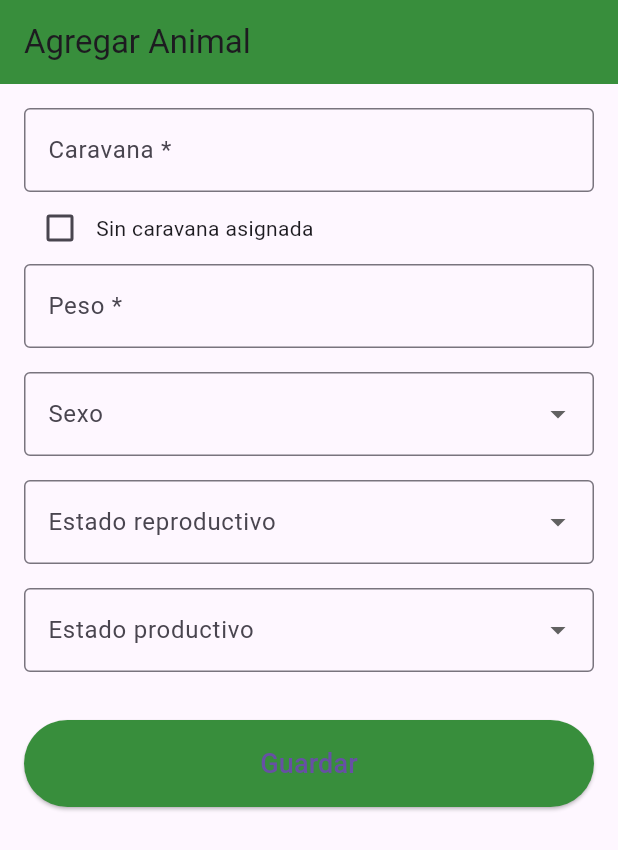
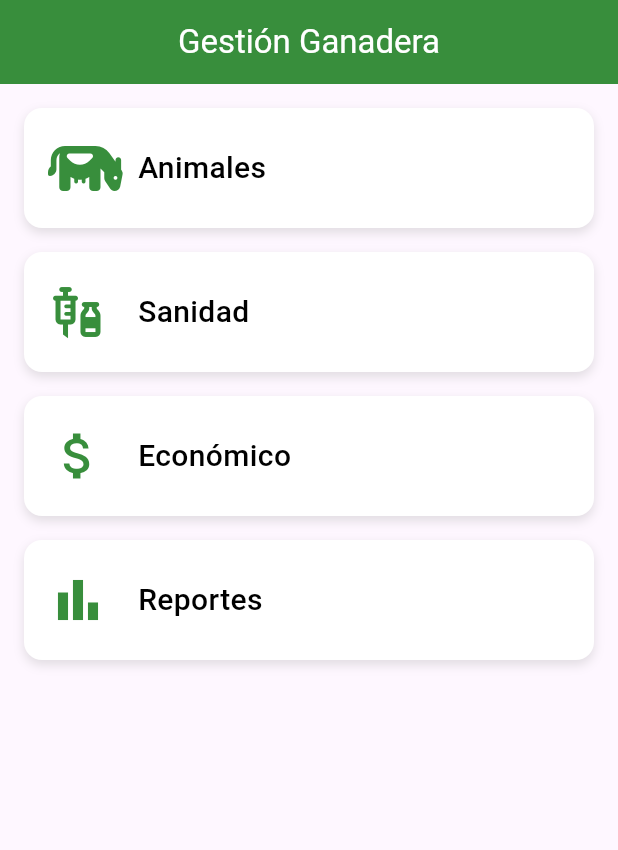
Before and after one commit to carosanchezz/GanaTech, a Flutter app: the screen it shows after launch, on a phone screen of 412 x 824 dp. Shown: the top 850 px of the screen. Run offline on Flutter 3.47's test engine with Material 3 defaults, Android fonts, the phone set to English and light mode, and no system bars; our stand-ins replace font_awesome_flutter.

Commit message:
Subo pantallas conectadas.

```diff
--- /dev/null
+++ b/lib/1_Inicio.dart
@@ -0,0 +1,120 @@
+import 'package:flutter/material.dart';
+import 'package:font_awesome_flutter/font_awesome_flutter.dart';
+import 'animales_page.dart'; // importamos la pantalla de animales
+
+class MenuPage extends StatefulWidget {
+  const MenuPage({super.key});
+
+  @override
+  State<MenuPage> createState() => _MenuPageState();
+}
+
+class _MenuPageState extends State<MenuPage> {
+  int _selectedIndex = -1; // -1 = ninguno seleccionado
+
+  @override
+  Widget build(BuildContext context) {
+    return Scaffold(
+      appBar: AppBar(
+        title: const Text(
+          "Gestión Ganadera",
+          style: TextStyle(color: Colors.white), // 👈 acá el color blanco
+        ),
+        backgroundColor: Colors.green[700],
+        centerTitle: true,
+      ),
+
+      body: Padding(
+        padding: const EdgeInsets.all(16.0),
+        child: Column(
+          crossAxisAlignment: CrossAxisAlignment.stretch,
+          children: [
+            _buildMenuButton(
+              index: 0,
+              icon: FontAwesomeIcons.cow,
+              label: "Animales",
+              onTap: () {
+                Navigator.push(
+                  context,
+                  MaterialPageRoute(builder: (_) => AnimalesScreen()),
+                );
+              },
+            ),
+            const SizedBox(height: 16),
+            _buildMenuButton(
+              index: 1,
+              icon: Icons.vaccines,
+              label: "Sanidad",
+              onTap: () {},
+            ),
+            const SizedBox(height: 16),
+            _buildMenuButton(
+              index: 2,
+              icon: Icons.attach_money,
+              label: "Económico",
+              onTap: () {},
+            ),
+            const SizedBox(height: 16),
+            _buildMenuButton(
+              index: 3,
+              icon: Icons.bar_chart,
+              label: "Reportes",
+              onTap: () {},
+            ),
+          ],
+        ),
+      ),
+    );
+  }
+
+  Widget _buildMenuButton({
+    required int index,
+    required IconData icon,
+    required String label,
+    required VoidCallback onTap,
+  }) {
+    final bool isSelected = _selectedIndex == index;
+
+    return InkWell(
+      borderRadius: BorderRadius.circular(12),
+      onTap: () {
+        setState(() {
+          _selectedIndex = index;
+        });
+        onTap();
+      },
+      child: Container(
+        padding: const EdgeInsets.symmetric(vertical: 20, horizontal: 16),
+        decoration: BoxDecoration(
+          color: isSelected ? Colors.green[700] : Colors.white,
+          borderRadius: BorderRadius.circular(12),
+          boxShadow: [
+            BoxShadow(
+              color: Colors.grey.withOpacity(0.3),
+              blurRadius: 5,
+              offset: const Offset(0, 3),
+            ),
+          ],
+        ),
+        child: Row(
+          children: [
+            Icon(
+              icon,
+              size: 40,
+              color: isSelected ? Colors.white : Colors.green[700],
+            ),
+            const SizedBox(width: 20),
+            Text(
+              label,
+              style: TextStyle(
+                fontSize: 20,
+                fontWeight: FontWeight.w500,
+                color: isSelected ? Colors.white : Colors.black,
+              ),
+            ),
+          ],
+        ),
+      ),
+    );
+  }
+}
--- a/lib/agregar_animal_page.dart
+++ b/lib/agregar_animal_page.dart
@@ -10,7 +10,6 @@ class AgregarAnimalPage extends StatefulWidget {
 class _AgregarAnimalPageState extends State<AgregarAnimalPage> {
   final _formKey = GlobalKey<FormState>();
 
-  // Controladores de texto
   final TextEditingController _caravanaController = TextEditingController();
   final TextEditingController _pesoController = TextEditingController();
 
@@ -20,7 +19,6 @@ class _AgregarAnimalPageState extends State<AgregarAnimalPage> {
   String? _estadoReproductivoSeleccionado;
   String? _estadoProductivoSeleccionado;
 
-  // Opciones temporales (se pueden modificar más adelante)
   final List<String> _sexos = ['Macho', 'Hembra'];
   final List<String> _estadosReproductivos = [
     'Seleccione',
@@ -39,8 +37,14 @@ class _AgregarAnimalPageState extends State<AgregarAnimalPage> {
   Widget build(BuildContext context) {
     return Scaffold(
       appBar: AppBar(
-        title: const Text('Agregar Animal'),
+        title: const Text(
+          'Agregar Animal',
+          style: TextStyle(color: Colors.white), // 👈 título blanco
+        ),
         backgroundColor: Colors.green[700],
+        iconTheme: const IconThemeData(
+          color: Colors.white, // 👈 flecha blanca
+        ),
       ),
       body: Padding(
         padding: const EdgeInsets.all(16.0),
@@ -51,9 +55,7 @@ class _AgregarAnimalPageState extends State<AgregarAnimalPage> {
               // Campo Caravana
               TextFormField(
                 controller: _caravanaController,
-                decoration: const InputDecoration(
-                  labelText: 'Caravana *',
-                ),
+                decoration: const InputDecoration(labelText: 'Caravana *'),
                 validator: (value) {
                   if (!_sinCaravana && (value == null || value.isEmpty)) {
                     return 'Ingrese un número de caravana';
@@ -77,79 +79,58 @@ class _AgregarAnimalPageState extends State<AgregarAnimalPage> {
                   const Text("Sin caravana asignada"),
                 ],
               ),
+
               // Campo Peso
               TextFormField(
                 controller: _pesoController,
-                decoration: const InputDecoration(
-                  labelText: 'Peso *',
-                ),
+                decoration: const InputDecoration(labelText: 'Peso *'),
                 keyboardType: TextInputType.number,
-                validator: (value) {
-                  if (value == null || value.isEmpty) {
-                    return 'Ingrese el peso del animal';
-                  }
-                  return null;
-                },
+                validator: (value) =>
+                    value == null || value.isEmpty ? 'Ingrese el peso' : null,
               ),
               const SizedBox(height: 16),
 
-              // Dropdown Sexo
+              // Dropdowns
               DropdownButtonFormField<String>(
                 value: _sexoSeleccionado,
                 decoration: const InputDecoration(labelText: 'Sexo'),
-                items: _sexos.map((sexo) {
-                  return DropdownMenuItem(
-                    value: sexo,
-                    child: Text(sexo),
-                  );
-                }).toList(),
-                onChanged: (value) {
-                  setState(() {
-                    _sexoSeleccionado = value;
-                  });
-                },
+                items: _sexos
+                    .map((sexo) =>
+                        DropdownMenuItem(value: sexo, child: Text(sexo)))
+                    .toList(),
+                onChanged: (value) => setState(() => _sexoSeleccionado = value),
                 validator: (value) =>
                     value == null ? 'Seleccione el sexo' : null,
               ),
               const SizedBox(height: 16),
 
-              // Dropdown Estado Reproductivo
               DropdownButtonFormField<String>(
                 value: _estadoReproductivoSeleccionado,
-                decoration: const InputDecoration(labelText: 'Estado reproductivo'),
-                items: _estadosReproductivos.map((estado) {
-                  return DropdownMenuItem(
-                    value: estado,
-                    child: Text(estado),
-                  );
-                }).toList(),
-                onChanged: (value) {
-                  setState(() {
-                    _estadoReproductivoSeleccionado = value;
-                  });
-                },
+                decoration:
+                    const InputDecoration(labelText: 'Estado reproductivo'),
+                items: _estadosReproductivos
+                    .map((estado) =>
+                        DropdownMenuItem(value: estado, child: Text(estado)))
+                    .toList(),
+                onChanged: (value) =>
+                    setState(() => _estadoReproductivoSeleccionado = value),
               ),
               const SizedBox(height: 16),
 
-              // Dropdown Estado Productivo
               DropdownButtonFormField<String>(
                 value: _estadoProductivoSeleccionado,
-                decoration: const InputDecoration(labelText: 'Estado productivo'),
-                items: _estadosProductivos.map((estado) {
-                  return DropdownMenuItem(
-                    value: estado,
-                    child: Text(estado),
-                  );
-                }).toList(),
-                onChanged: (value) {
-                  setState(() {
-                    _estadoProductivoSeleccionado = value;
-                  });
-                },
+                decoration:
+                    const InputDecoration(labelText: 'Estado productivo'),
+                items: _estadosProductivos
+                    .map((estado) =>
+                        DropdownMenuItem(value: estado, child: Text(estado)))
+                    .toList(),
+                onChanged: (value) =>
+                    setState(() => _estadoProductivoSeleccionado = value),
               ),
               const SizedBox(height: 32),
 
-              // Botón Guardar (por ahora sin conexión)
+              // Botón Guardar
               ElevatedButton(
                 style: ElevatedButton.styleFrom(
                   backgroundColor: Colors.green[700],
@@ -157,16 +138,22 @@ class _AgregarAnimalPageState extends State<AgregarAnimalPage> {
                 ),
                 onPressed: () {
                   if (_formKey.currentState!.validate()) {
-                    // 🚧 Aquí después se conecta con Django + PostgreSQL 🚧
+                    // 🚧 Aquí después se conecta con la base de datos 🚧
                     ScaffoldMessenger.of(context).showSnackBar(
                       const SnackBar(
-                          content: Text('Animal listo para guardar (aún sin conexión a DB)')),
+                          content:
+                              Text('Animal listo para guardar (sin DB aún)')),
                     );
+
+                    Navigator.pop(context); // volvemos a AnimalesScreen
                   }
                 },
                 child: const Text(
                   'Guardar',
-                  style: TextStyle(fontSize: 18),
+                  style: TextStyle(
+                    fontSize: 18,
+                    color: Colors.white, // 👈 texto blanco del botón
+                  ),
                 ),
               ),
             ],
--- a/lib/main.dart
+++ b/lib/main.dart
@@ -1,12 +1,12 @@
 import 'package:flutter/material.dart';
-import 'agregar_animal_page.dart';
+import '1_Inicio.dart'; // asegúrate que aquí está MenuPage
 
 void main() {
-  runApp(const MyApp());
+  runApp(const GestionGanaderaApp());
 }
 
-class MyApp extends StatelessWidget {
-  const MyApp({super.key});
+class GestionGanaderaApp extends StatelessWidget {
+  const GestionGanaderaApp({super.key});
 
   @override
   Widget build(BuildContext context) {
@@ -14,12 +14,10 @@ class MyApp extends StatelessWidget {
       title: 'Gestión Ganadera',
       theme: ThemeData(
         primarySwatch: Colors.green,
-        inputDecorationTheme: const InputDecorationTheme(
-          border: OutlineInputBorder(),
-        ),
       ),
       debugShowCheckedModeBanner: false,
-      home: const AgregarAnimalPage(),
+      // Pantalla inicial
+      home: const MenuPage(), // cambiamos HomePage por MenuPage
     );
   }
 }
--- a/pubspec.yaml
+++ b/pubspec.yaml
@@ -10,9 +10,14 @@ dependencies:
   flutter:
     sdk: flutter
 
+  cupertino_icons: ^1.0.8
+
 dev_dependencies:
   flutter_test:
     sdk: flutter
+
+  font_awesome_flutter: ^10.9.1
+
   flutter_lints: ^5.0.0
 
 flutter:
```
Also changed, not shown: lib/AnimalDetalle_page.dart (added, +151 -0 lines), lib/animales_page.dart (added, +91 -0 lines), pubspec.lock.
